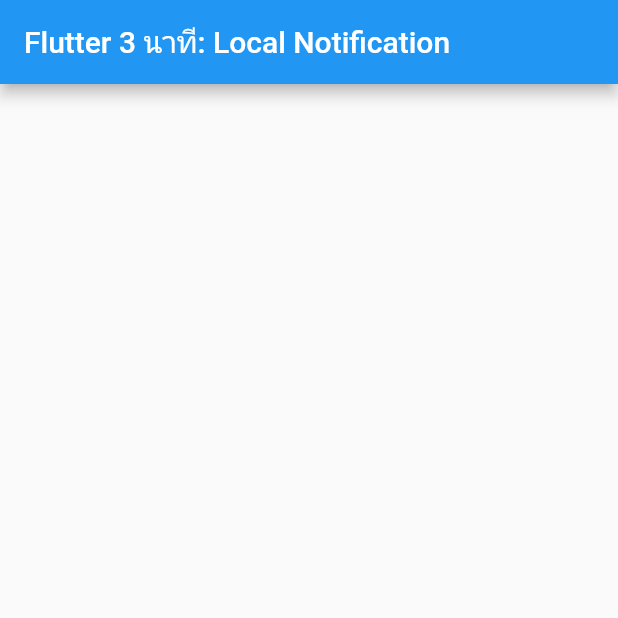
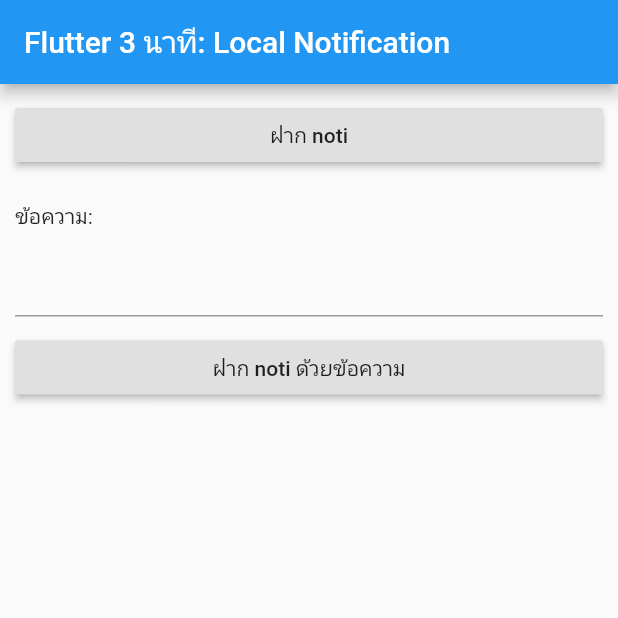
Before and after one commit to teerasej/nextflow_local_notification, a Flutter app: the screen it shows after launch, on a phone screen of 412 x 824 dp, the top half of it. Run offline on Flutter 3.47's test engine with Material 2 defaults, Android fonts, the phone set to English and light mode, and no system bars.

Commit message:
prepare init UI

```diff
--- a/lib/main.dart
+++ b/lib/main.dart
@@ -28,12 +28,49 @@ class MyHomePage extends StatefulWidget {
 }
 
 class _MyHomePageState extends State<MyHomePage> {
+  TextEditingController _controller = TextEditingController();
+
   @override
   Widget build(BuildContext context) {
     return Scaffold(
-        appBar: AppBar(
-          title: Text(widget.title),
+      appBar: AppBar(
+        title: Text(widget.title),
+      ),
+      body: Container(
+        padding: EdgeInsets.all(10),
+        child: Column(
+          crossAxisAlignment: CrossAxisAlignment.start,
+          children: [
+            SizedBox(
+              width: double.infinity,
+              child: RaisedButton(
+                onPressed: () {},
+                child: Text('ฝาก noti'),
+              ),
+            ),
+            SizedBox(
+              height: 20,
+            ),
+            Text('ข้อความ:'),
+            SizedBox(
+              height: 10,
+            ),
+            TextField(
+              controller: _controller,
+            ),
+            SizedBox(
+              height: 10,
+            ),
+            SizedBox(
+              width: double.infinity,
+              child: RaisedButton(
+                onPressed: () {},
+                child: Text('ฝาก noti ด้วยข้อความ'),
+              ),
+            ),
+          ],
         ),
-        body: Container());
+      ),
+    );
   }
 }
```
